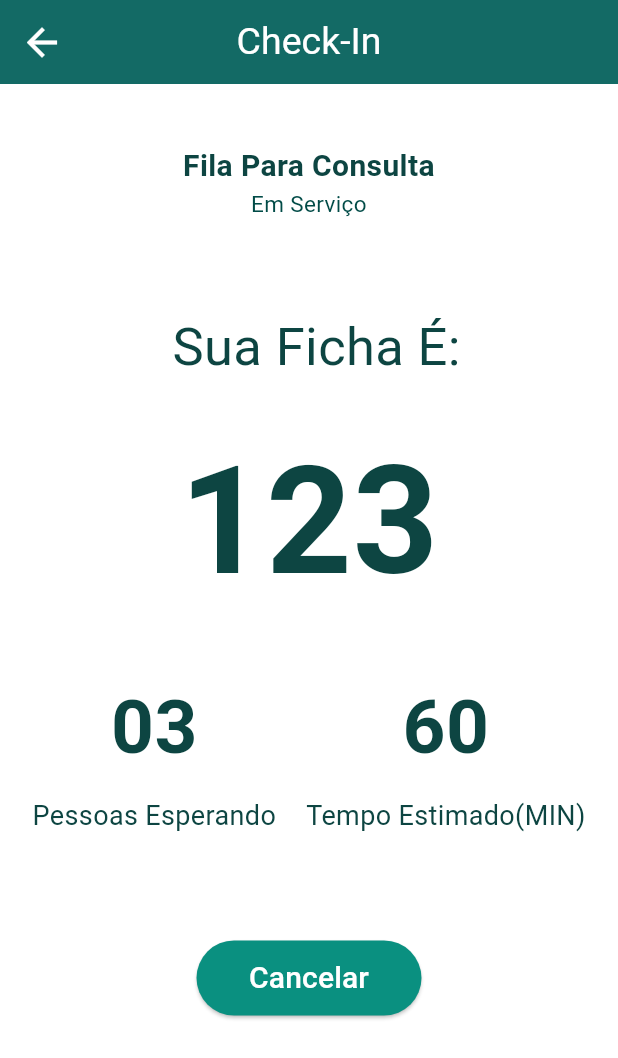
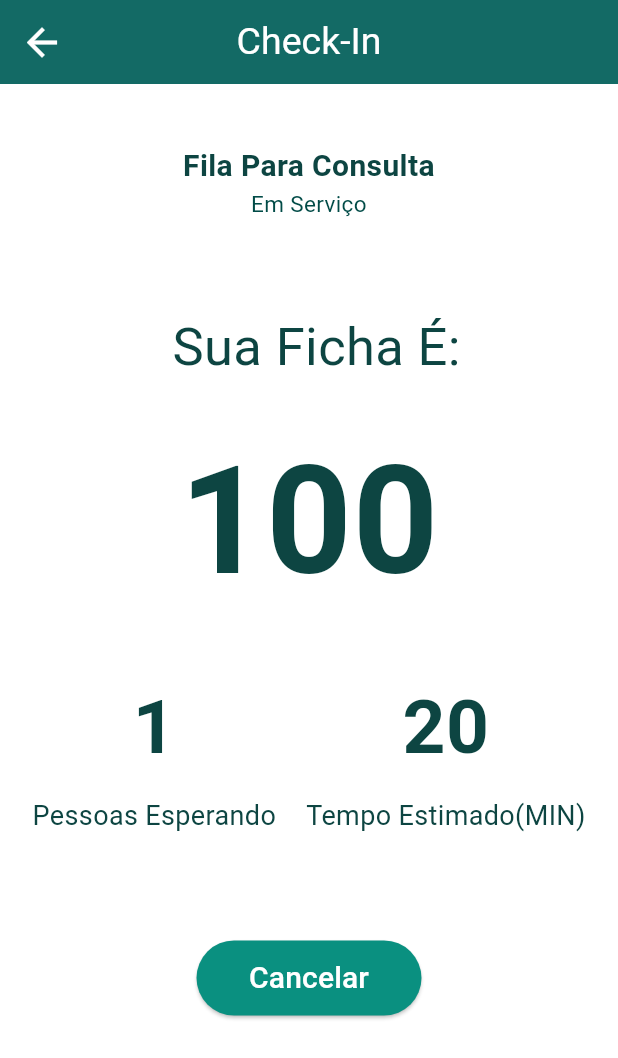
Before and after one commit to Xpert-Xperience/mais_saude_application, a Flutter app: the Checkin screen opened directly, on a phone screen of 412 x 824 dp. Shown: the top 1058 px of the screen. Run offline on Flutter 3.47's test engine with Material 3 defaults, Android fonts, the phone set to English and light mode, and no system bars; our stand-ins replace cloud_firestore, firebase_auth, firebase_core, font_awesome_flutter, table_calendar; accounts and stored records are empty.

Commit message:
disponibilizando logico offilne do codigo

```diff
--- /dev/null
+++ b/lib/controller/queue_controller.dart
@@ -0,0 +1,34 @@
+import 'package:mais_saude/model/queue_model.dart';
+
+class QueueController {
+  static int _waitingPeopleCount = 0;
+
+  final QueueModel queueModel;
+
+  QueueController()
+      : queueModel = QueueModel(
+          userNumber: _generateUserNumber(),
+          waitingPeople: _calculateWaitingPeople(),
+          estimatedTime: _calculateEstimatedTime(),
+        );
+
+  static int _generateUserNumber() {
+    // Gera um número aleatório de 3 dígitos para o usuário
+    return 100 + (DateTime.now().millisecondsSinceEpoch % 900);
+  }
+
+  static int _calculateWaitingPeople() {
+    // Incrementa o número de pessoas esperando a cada novo usuário
+    _waitingPeopleCount++;
+    return _waitingPeopleCount;
+  }
+
+  static int _calculateEstimatedTime() {
+    // Calcula o tempo estimado com base no número de pessoas esperando
+    return _waitingPeopleCount * 20; // 20 minutos por pessoa
+  }
+
+  QueueModel getQueueData() {
+    return queueModel;
+  }
+}
--- /dev/null
+++ b/lib/model/queue_model.dart
@@ -0,0 +1,11 @@
+class QueueModel {
+  int userNumber;
+  int waitingPeople;
+  int estimatedTime;
+
+  QueueModel({
+    required this.userNumber,
+    required this.waitingPeople,
+    required this.estimatedTime,
+  });
+}
--- a/lib/view/pages/checkin_view.dart
+++ b/lib/view/pages/checkin_view.dart
@@ -1,6 +1,7 @@
 import 'package:flutter/material.dart';
 import 'package:mais_saude/view/pages/checkin_cancel_view.dart';
 import 'package:mais_saude/view/pages/checkin_confirmation_view.dart';
+import 'package:mais_saude/controller/queue_controller.dart';
 
 class Checkin extends StatefulWidget {
   const Checkin({super.key});
@@ -10,15 +11,24 @@ class Checkin extends StatefulWidget {
 }
 
 class _CheckinState extends State<Checkin> {
+  late QueueController _queueController;
+
+  @override
+  void initState() {
+    super.initState();
+    _queueController = QueueController();
+  }
+
   @override
   Widget build(BuildContext context) {
+    // Obtém os dados da fila
+    final queueData = _queueController.getQueueData();
+
     return Scaffold(
       backgroundColor: Colors.white,
       appBar: AppBar(
         backgroundColor: const Color(0xFF136A65),
-        leading: Container(
-          decoration: const BoxDecoration(),
-          child: IconButton(
+        leading: IconButton(
           icon: const Icon(
             Icons.arrow_back,
             size: 30,
@@ -30,7 +40,6 @@ class _CheckinState extends State<Checkin> {
               MaterialPageRoute(builder: (context) => const Confcheck()),
             );
           },
-          ),
         ),
         title: const Text(
           'Check-In',
@@ -50,7 +59,8 @@ class _CheckinState extends State<Checkin> {
                 style: TextStyle(
                   color: Color(0xff0D4542),
                   fontSize: 20,
-                    fontWeight: FontWeight.bold),
+                  fontWeight: FontWeight.bold,
+                ),
               ),
               const Text(
                 'Em Serviço',
@@ -58,7 +68,8 @@ class _CheckinState extends State<Checkin> {
                 style: TextStyle(
                   color: Color(0xff014B47),
                   fontSize: 15,
-                    fontWeight: FontWeight.w400),
+                  fontWeight: FontWeight.w400,
+                ),
               ),
               const SizedBox(height: 60),
               const Padding(
@@ -71,19 +82,26 @@ class _CheckinState extends State<Checkin> {
                     style: TextStyle(
                       color: Color(0xff0D4542),
                       fontSize: 35,
-                        fontWeight: FontWeight.w400),
+                      fontWeight: FontWeight.w400,
+                    ),
                   ),
                 ),
               ),
               const SizedBox(height: 20),
-              _buildCenterNumberWidget('123'), // Número central
+              _buildCenterNumberWidget(queueData.userNumber.toString()), // Número central dinâmico
               const SizedBox(height: 20),
               Row(
                 mainAxisAlignment: MainAxisAlignment.center,
                 children: [
-                  _buildNumberWidget('03', 'Pessoas Esperando'),
+                  _buildNumberWidget(
+                    queueData.waitingPeople.toString(),
+                    'Pessoas Esperando',
+                  ),
                   const SizedBox(width: 20),
-                  _buildNumberWidget('60', 'Tempo Estimado(MIN)'),
+                  _buildNumberWidget(
+                    queueData.estimatedTime.toString(),
+                    'Tempo Estimado(MIN)',
+                  ),
                 ],
               ),
               const SizedBox(height: 70),
@@ -91,8 +109,7 @@ class _CheckinState extends State<Checkin> {
                 onPressed: () {
                   Navigator.push(
                     context,
-                    MaterialPageRoute(
-                        builder: (context) => const Cancelcheck()),
+                    MaterialPageRoute(builder: (context) => const Cancelcheck()),
                   );
                 },
                 style: ElevatedButton.styleFrom(
@@ -120,7 +137,8 @@ class _CheckinState extends State<Checkin> {
           style: const TextStyle(
             fontSize: 100,
             fontWeight: FontWeight.bold,
-              color: Color(0xff0D4542)),
+            color: Color(0xff0D4542),
+          ),
         ),
         const SizedBox(height: 10),
       ],
@@ -135,7 +153,8 @@ class _CheckinState extends State<Checkin> {
           style: const TextStyle(
             fontSize: 50,
             fontWeight: FontWeight.bold,
-              color: Color(0xff0D4542)),
+            color: Color(0xff0D4542),
+          ),
         ),
         const SizedBox(height: 10),
         Text(
--- a/pubspec.yaml
+++ b/pubspec.yaml
@@ -41,6 +41,7 @@ dependencies:
   google_sign_in: ^6.2.1
   font_awesome_flutter: ^10.7.0
   cloud_firestore: ^4.16.1
+  provider: ^6.1.2
 
 dev_dependencies:
   flutter_test:
```
Also changed, not shown: lib/view/pages/checkin_cancel_view.dart (line endings or trailing spaces), lib/view/pages/checkin_confirmation_view.dart (line endings or trailing spaces), pubspec.lock, 1 other file. Lines whose indentation alone changed are shown as unchanged.
